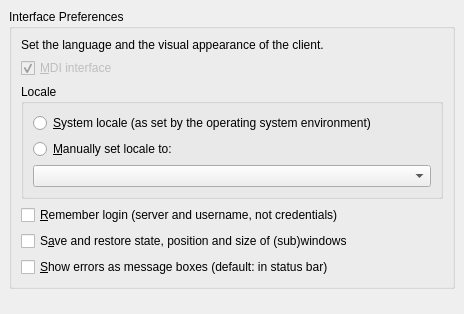
First picture: the form in client/PreferencesDialogInterface.ui, repository Wolframe/configurator, before the edit.
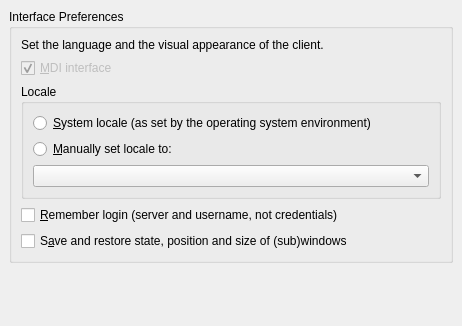
Second picture: the form after the edit.

```diff
--- a/client/PreferencesDialogInterface.ui
+++ b/client/PreferencesDialogInterface.ui
@@ -6,8 +6,8 @@
    <rect>
     <x>0</x>
     <y>0</y>
-    <width>464</width>
-    <height>314</height>
+    <width>462</width>
+    <height>326</height>
    </rect>
   </property>
   <layout class="QGridLayout">
@@ -102,13 +102,6 @@
         </property>
        </widget>
       </item>
-      <item row="6" column="0">
-       <widget class="QCheckBox" name="errorsMessageBoxes">
-        <property name="text">
-         <string>&amp;Show errors as message boxes (default: in status bar)</string>
-        </property>
-       </widget>
-      </item>
      </layout>
     </widget>
    </item>
```
